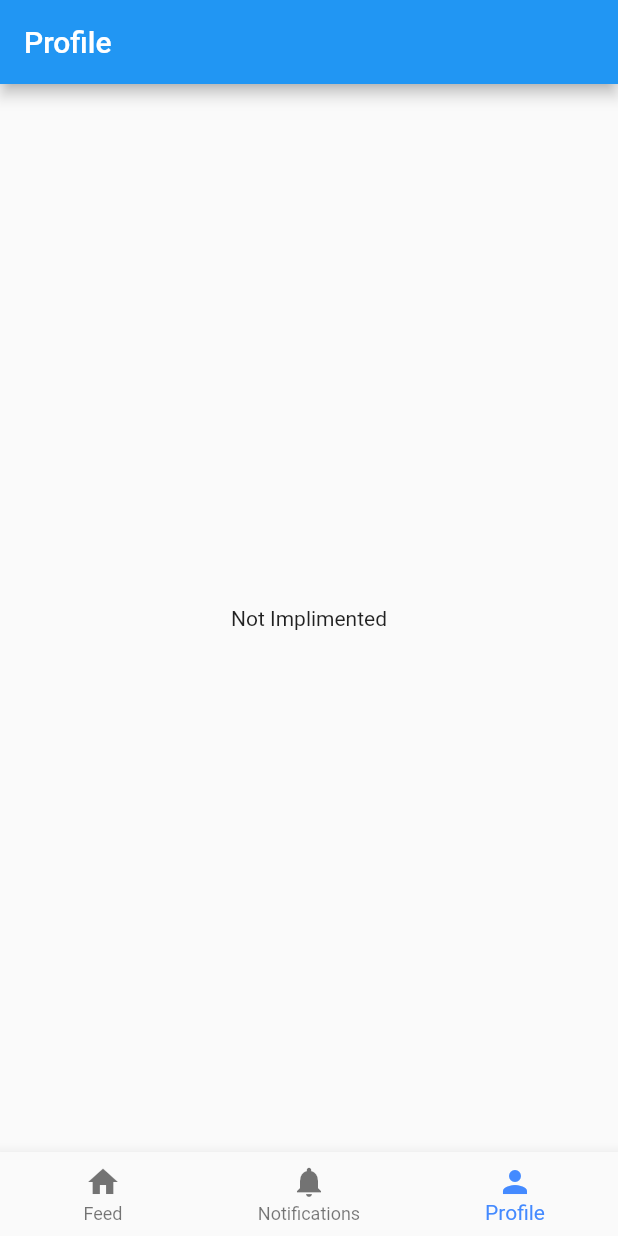
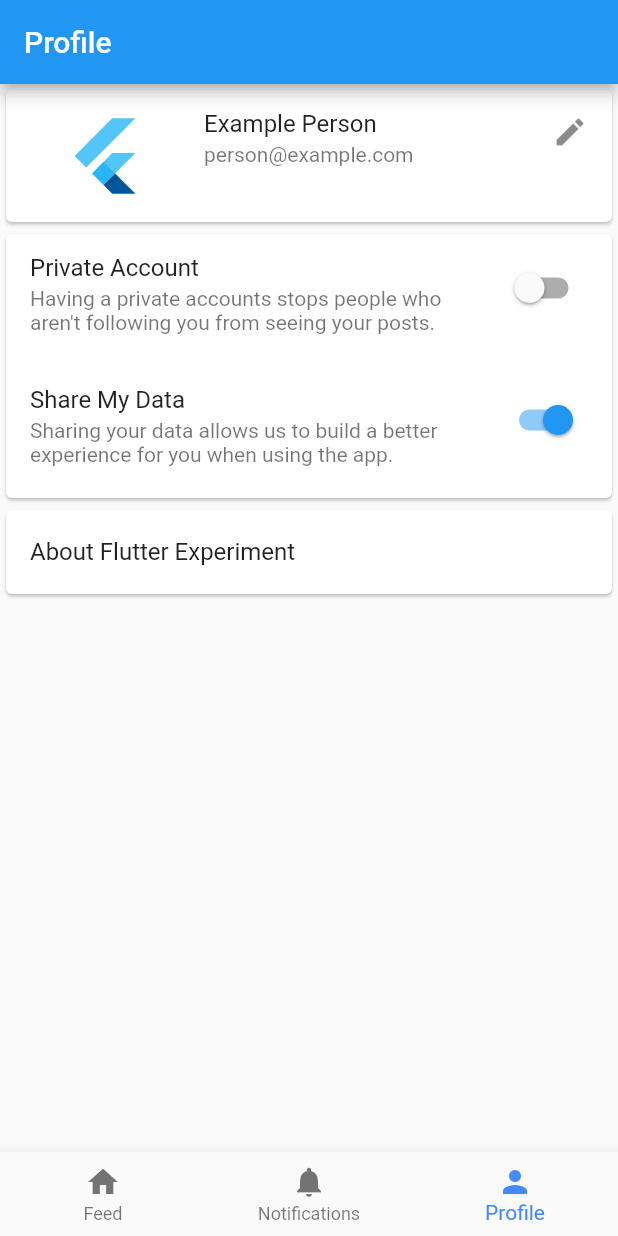
Before and after one commit to LamboCreeper/flutter-experiment, a Flutter app: the screen it shows after launch, item 3 of the bottom bar chosen, on a phone screen of 412 x 824 dp. Run offline on Flutter 3.47's test engine with Material 2 defaults, Android fonts, the phone set to English and light mode, and no system bars.

Commit message:
Added Profile Page.

```diff
--- a/lib/main.dart
+++ b/lib/main.dart
@@ -1,9 +1,7 @@
 import 'package:flutter/material.dart';
 
 import './widgets/pages/notificationspage.dart';
-
-
-int _selectedIndex = 0;
+import './widgets/pages/profile_page.dart';
 
 void main() => runApp(MyApp());
 
@@ -65,6 +63,8 @@ Widget renderPage(int pageIndex) {
   switch(pageIndex) {
     case 1:
       return NotificationsPage();
+    case 2:
+      return ProfilePage();
     default:
       return Text("Not Implimented");
   }
--- a/lib/widgets/notification_card.dart
+++ b/lib/widgets/notification_card.dart
@@ -1,5 +1,5 @@
-import 'package:flutter/material.dart'
-;
+import 'package:flutter/material.dart';
+
 class NotificationCard extends StatelessWidget {
   final IconData icon;
   final String message;
--- /dev/null
+++ b/lib/widgets/pages/profile_page.dart
@@ -0,0 +1,63 @@
+import 'package:flutter/material.dart';
+
+class ProfilePage extends StatefulWidget {
+  @override
+  createState() => _ProfilePageState();
+}
+
+class _ProfilePageState extends State<ProfilePage> {
+  bool _isPrivateAccount = false;
+  bool _isSharingData = true;
+
+  Widget build(BuildContext context) => (
+    ListView(
+      children: <Widget>[
+        Card(
+          child: ListTile(
+            leading: FlutterLogo(size: 100),
+            title: Text("Example Person"),
+            subtitle: Text("person@example.com"),
+            trailing: Icon(Icons.edit),
+            isThreeLine: true,
+          )
+        ),
+        Card(
+          child: Column(
+            children: <Widget>[
+              SwitchListTile(
+                title: Text("Private Account"),
+                subtitle: Text("Having a private accounts stops people who aren't following you from seeing your posts."),
+                value: _isPrivateAccount,
+                onChanged: (bool value) {
+                  setState() {
+                    _isPrivateAccount = value;
+                  }
+                },
+                isThreeLine: true
+              ),
+              SwitchListTile(
+                  title: Text("Share My Data"),
+                  subtitle: Text("Sharing your data allows us to build a better experience for you when using the app."),
+                  value: _isSharingData,
+                  onChanged: (bool value) {
+                    setState() {
+                      _isSharingData = value;
+                    }
+                  },
+                  isThreeLine: true
+              )
+            ]
+          )
+        ),
+        Card(
+          child: AboutListTile(
+            applicationIcon: FlutterLogo(),
+            applicationName: "Flutter Experiment",
+            applicationVersion: "0.0.1",
+            applicationLegalese: "© LamboCreeper 2020"
+          )
+        )
+      ]
+    )
+  );
+}
```
